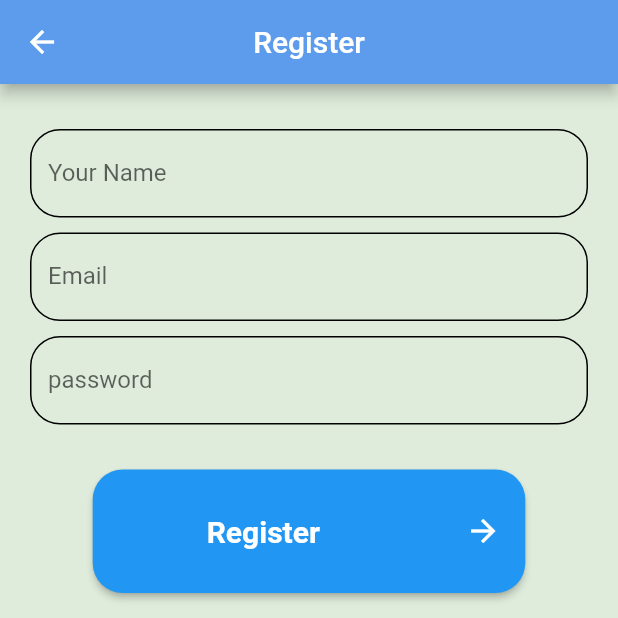
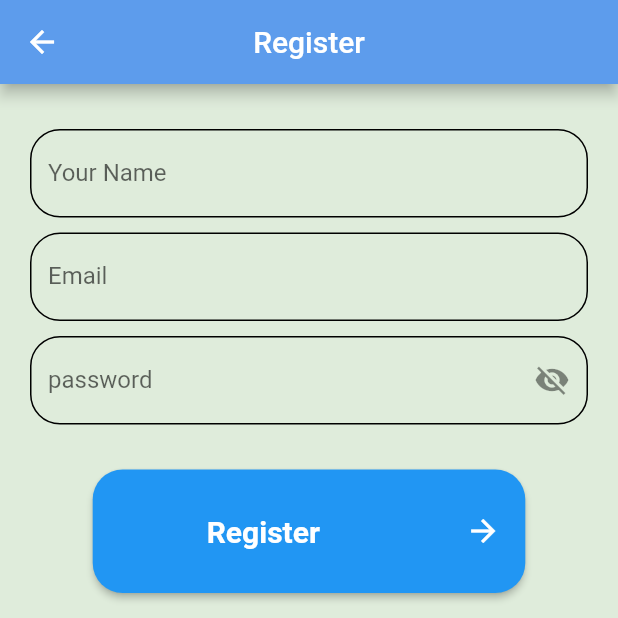
Before and after one commit to Ahmed-Ekramy/toDO, a Flutter app: the screen it shows after launch, after a tap on "Create New Account", on a phone screen of 412 x 824 dp, the top half of it. Run offline on Flutter 3.47's test engine with Material 2 defaults, Android fonts, the phone set to English and light mode, and no system bars; our stand-ins replace cloud_firestore, date_picker_timeline, firebase_auth, firebase_core, flutter_slidable; accounts and stored records are empty; generated files the repository leaves out were written again.

Commit message:
add obscure

```diff
--- a/lib/screen/login_screen.dart
+++ b/lib/screen/login_screen.dart
@@ -15,6 +15,7 @@ class LoginScreen extends StatefulWidget {
 }
 
 class _LoginScreenState extends State<LoginScreen> {
+  bool isObscure = false;
   var formkey = GlobalKey<FormState>();
 
   var emailController = TextEditingController();
@@ -68,6 +69,7 @@ class _LoginScreenState extends State<LoginScreen> {
                 height: 10,
               ),
               TextFormField(
+                obscureText: isObscure,
                 validator: (value) {
                   if (value!.isEmpty) {
                     return 'Please enter password';
@@ -81,6 +83,14 @@ class _LoginScreenState extends State<LoginScreen> {
                   errorStyle: const TextStyle(color: Colors.red, fontSize: 15),
                   hintText: 'password',
                   labelText: 'password',
+                    suffixIcon: IconButton(
+                        icon: Icon(
+                            isObscure ?  Icons.visibility_off:Icons.visibility ),
+                        onPressed: () {
+                          setState(() {
+                            isObscure = !isObscure;
+                          });
+                        }),
                   enabledBorder: OutlineInputBorder(
                       borderRadius: BorderRadius.circular(20)),
                   focusedBorder: OutlineInputBorder(
--- a/lib/screen/regester_screen.dart
+++ b/lib/screen/regester_screen.dart
@@ -17,7 +17,7 @@ class RegisterScreen extends  StatefulWidget {
 
 class _RegisterScreenState extends State<RegisterScreen> {
   var formkey = GlobalKey<FormState>();
-
+  bool isObscure = true;
   var emailController = TextEditingController();
 
   var nameController = TextEditingController();
@@ -105,6 +105,14 @@ class _RegisterScreenState extends State<RegisterScreen> {
                     errorStyle: const TextStyle(color: Colors.red, fontSize: 15),
                     hintText: 'password',
                     labelText: 'password',
+                    suffixIcon: IconButton(
+                        icon: Icon(
+                            isObscure ?  Icons.visibility_off:Icons.visibility),
+                        onPressed: () {
+                          setState(() {
+                            isObscure = !isObscure;
+                          });
+                        }),
                     enabledBorder: OutlineInputBorder(
                         borderRadius: BorderRadius.circular(20)),
                     focusedBorder: OutlineInputBorder(
```
Also changed, not shown: 2 other files.
